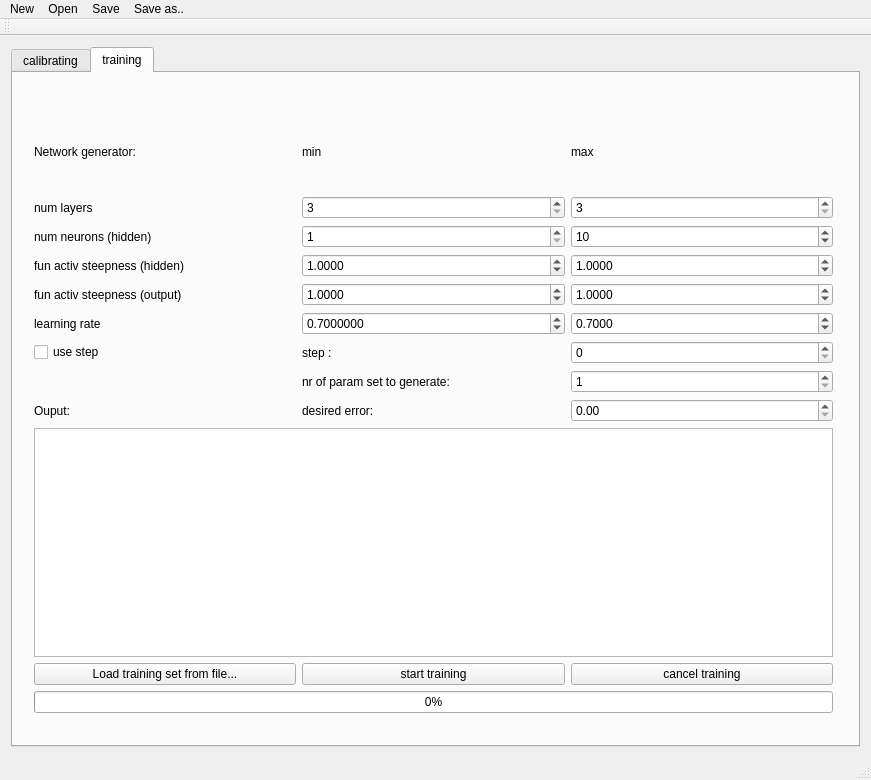
The window that App/calib_tools/calib_tool/calibtool.ui (ferot/dms) describes before a commit, drawn with Qt 5.
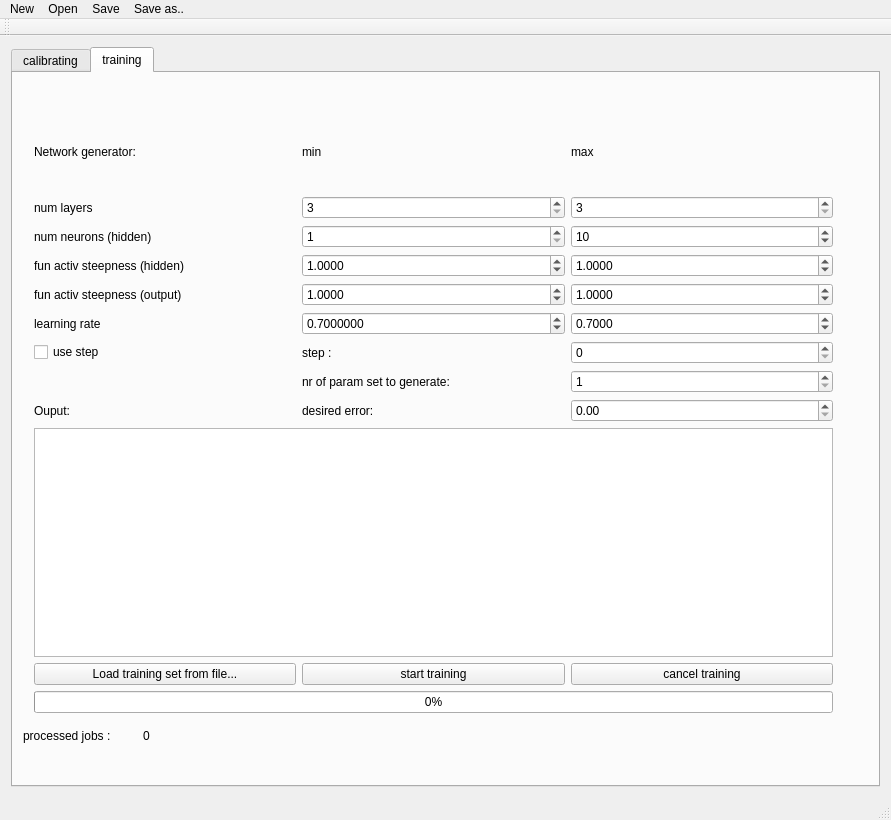
The same window after the commit.

Commit message: Added label for finished jobs

```diff
--- a/App/calib_tools/calib_tool/calibtool.ui
+++ b/App/calib_tools/calib_tool/calibtool.ui
@@ -6,8 +6,8 @@
    <rect>
     <x>0</x>
     <y>0</y>
-    <width>871</width>
-    <height>780</height>
+    <width>891</width>
+    <height>820</height>
    </rect>
   </property>
   <property name="windowTitle">
@@ -619,6 +619,32 @@
          </item>
         </layout>
        </widget>
+       <widget class="QLabel" name="job_processed_text">
+        <property name="geometry">
+         <rect>
+          <x>10</x>
+          <y>650</y>
+          <width>111</width>
+          <height>26</height>
+         </rect>
+        </property>
+        <property name="text">
+         <string>processed jobs :</string>
+        </property>
+       </widget>
+       <widget class="QLabel" name="job_processed_val">
+        <property name="geometry">
+         <rect>
+          <x>130</x>
+          <y>650</y>
+          <width>41</width>
+          <height>26</height>
+         </rect>
+        </property>
+        <property name="text">
+         <string>0</string>
+        </property>
+       </widget>
       </widget>
      </widget>
     </item>
@@ -629,7 +655,7 @@
     <rect>
      <x>0</x>
      <y>0</y>
-     <width>871</width>
+     <width>891</width>
      <height>22</height>
     </rect>
    </property>
```
